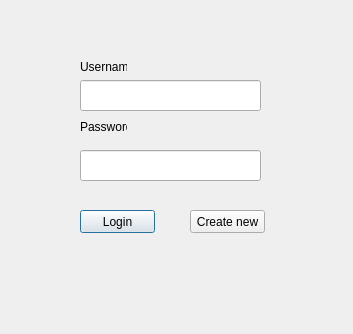
Before: the Qt Designer form Client/Forms/loginScreen.ui in TMGilchrist/comp260-server, drawn with Qt 5.
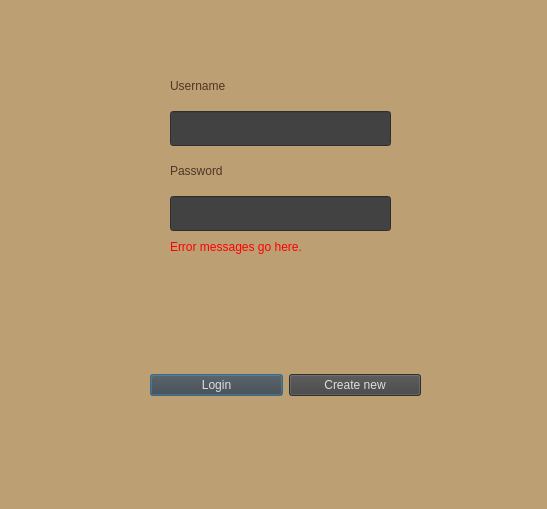
After: the same form once the commit is applied.

Commit message: Updated loginScreen.ui to look nicer and support error messages. Added error checking to the login screen. The client does not close correctly when the login form is closed.

The edit to the form file:
```diff
--- a/Client/Forms/loginScreen.ui
+++ b/Client/Forms/loginScreen.ui
@@ -9,87 +9,179 @@
    <rect>
     <x>0</x>
     <y>0</y>
-    <width>353</width>
-    <height>334</height>
+    <width>547</width>
+    <height>509</height>
    </rect>
   </property>
   <property name="windowTitle">
    <string>Login</string>
   </property>
+  <property name="styleSheet">
+   <string notr="true">background-color: rgb(188, 160, 115);</string>
+  </property>
   <property name="modal">
    <bool>true</bool>
   </property>
-  <widget class="QPushButton" name="loginButton">
+  <widget class="QWidget" name="widget" native="true">
    <property name="geometry">
     <rect>
-     <x>80</x>
-     <y>210</y>
-     <width>75</width>
-     <height>23</height>
+     <x>20</x>
+     <y>10</y>
+     <width>511</width>
+     <height>481</height>
     </rect>
    </property>
-   <property name="text">
-    <string>Login</string>
+   <property name="styleSheet">
+    <string notr="true">border-color: rgb(0, 0, 0);
+</string>
    </property>
-  </widget>
-  <widget class="QPushButton" name="newAccountButton">
+   <widget class="QWidget" name="verticalLayoutWidget">
    <property name="geometry">
     <rect>
-     <x>190</x>
-     <y>210</y>
-     <width>75</width>
-     <height>23</height>
-    </rect>
-   </property>
-   <property name="text">
-    <string>Create new</string>
-   </property>
-  </widget>
-  <widget class="QLabel" name="usernameLable">
-   <property name="geometry">
-    <rect>
-     <x>80</x>
+      <x>150</x>
      <y>60</y>
-     <width>47</width>
-     <height>13</height>
-    </rect>
+      <width>221</width>
+      <height>161</height>
+     </rect>
+    </property>
+    <layout class="QVBoxLayout" name="verticalLayout" stretch="0,0,0,0">
+     <property name="spacing">
+      <number>10</number>
+     </property>
+     <property name="sizeConstraint">
+      <enum>QLayout::SetDefaultConstraint</enum>
+     </property>
+     <item>
+      <widget class="QLabel" name="usernameLable">
+       <property name="styleSheet">
+        <string notr="true">color:rgb(80, 53, 39);
+font: 87 18pt &quot;Source Code Pro Black&quot;;</string>
    </property>
    <property name="text">
     <string>Username</string>
    </property>
   </widget>
+     </item>
+     <item>
+      <widget class="QLineEdit" name="usernameInput">
+       <property name="minimumSize">
+        <size>
+         <width>0</width>
+         <height>10</height>
+        </size>
+       </property>
+       <property name="font">
+        <font>
+         <family>Source Code Pro Black</family>
+         <pointsize>14</pointsize>
+         <weight>10</weight>
+         <italic>false</italic>
+         <bold>false</bold>
+        </font>
+       </property>
+       <property name="styleSheet">
+        <string notr="true">background-color: rgb(66, 66, 66);
+color: rgb(222, 222, 222);
+font: 87 14pt &quot;Source Code Pro Black&quot;;</string>
+       </property>
+      </widget>
+     </item>
+     <item>
   <widget class="QLabel" name="passwordLable">
-   <property name="geometry">
-    <rect>
-     <x>80</x>
-     <y>120</y>
-     <width>47</width>
-     <height>13</height>
-    </rect>
+       <property name="styleSheet">
+        <string notr="true">color:rgb(80, 53, 39);
+font: 87 18pt &quot;Source Code Pro Black&quot;;</string>
    </property>
    <property name="text">
     <string>Password</string>
    </property>
   </widget>
+     </item>
+     <item>
   <widget class="QLineEdit" name="passwordInput">
+       <property name="font">
+        <font>
+         <family>Source Code Pro Black</family>
+         <pointsize>14</pointsize>
+         <weight>10</weight>
+         <italic>false</italic>
+         <bold>false</bold>
+        </font>
+       </property>
+       <property name="styleSheet">
+        <string notr="true">background-color: rgb(66, 66, 66);
+color: rgb(222, 222, 222);
+font: 87 14pt &quot;Source Code Pro Black&quot;;</string>
+       </property>
+       <property name="inputMask">
+        <string/>
+       </property>
+       <property name="echoMode">
+        <enum>QLineEdit::Password</enum>
+       </property>
+      </widget>
+     </item>
+    </layout>
+   </widget>
+   <widget class="QWidget" name="gridLayoutWidget">
    <property name="geometry">
     <rect>
-     <x>80</x>
-     <y>150</y>
-     <width>181</width>
-     <height>31</height>
-    </rect>
-   </property>
-  </widget>
-  <widget class="QLineEdit" name="usernameInput">
+      <x>130</x>
+      <y>340</y>
+      <width>271</width>
+      <height>71</height>
+     </rect>
+    </property>
+    <layout class="QGridLayout" name="gridLayout" columnstretch="0,0">
+     <item row="0" column="0">
+      <widget class="QPushButton" name="loginButton">
+       <property name="styleSheet">
+        <string notr="true">background-color: rgb(66, 66, 66);
+color: rgb(222, 222, 222);
+font: 87 14pt &quot;Source Code Pro Black&quot;;</string>
+       </property>
+       <property name="text">
+        <string>Login</string>
+       </property>
+      </widget>
+     </item>
+     <item row="0" column="1">
+      <widget class="QPushButton" name="newAccountButton">
+       <property name="styleSheet">
+        <string notr="true">background-color: rgb(66, 66, 66);
+color: rgb(222, 222, 222);
+font: 87 14pt &quot;Source Code Pro Black&quot;;</string>
+       </property>
+       <property name="text">
+        <string>Create new</string>
+       </property>
+      </widget>
+     </item>
+    </layout>
+   </widget>
+   <widget class="QLabel" name="loginMessageText">
    <property name="geometry">
     <rect>
-     <x>80</x>
-     <y>80</y>
-     <width>181</width>
-     <height>31</height>
-    </rect>
-   </property>
+      <x>150</x>
+      <y>230</y>
+      <width>221</width>
+      <height>101</height>
+     </rect>
+    </property>
+    <property name="styleSheet">
+     <string notr="true">color: rgb(255, 0, 0);
+font: 87 14pt &quot;Source Code Pro Black&quot;;</string>
+    </property>
+    <property name="text">
+     <string>Error messages go here.</string>
+    </property>
+    <property name="alignment">
+     <set>Qt::AlignLeading|Qt::AlignLeft|Qt::AlignTop</set>
+    </property>
+    <property name="wordWrap">
+     <bool>true</bool>
+    </property>
+   </widget>
   </widget>
  </widget>
  <resources/>
```
Lines whose indentation alone changed are shown as unchanged. The commit also changes 2 other files.
